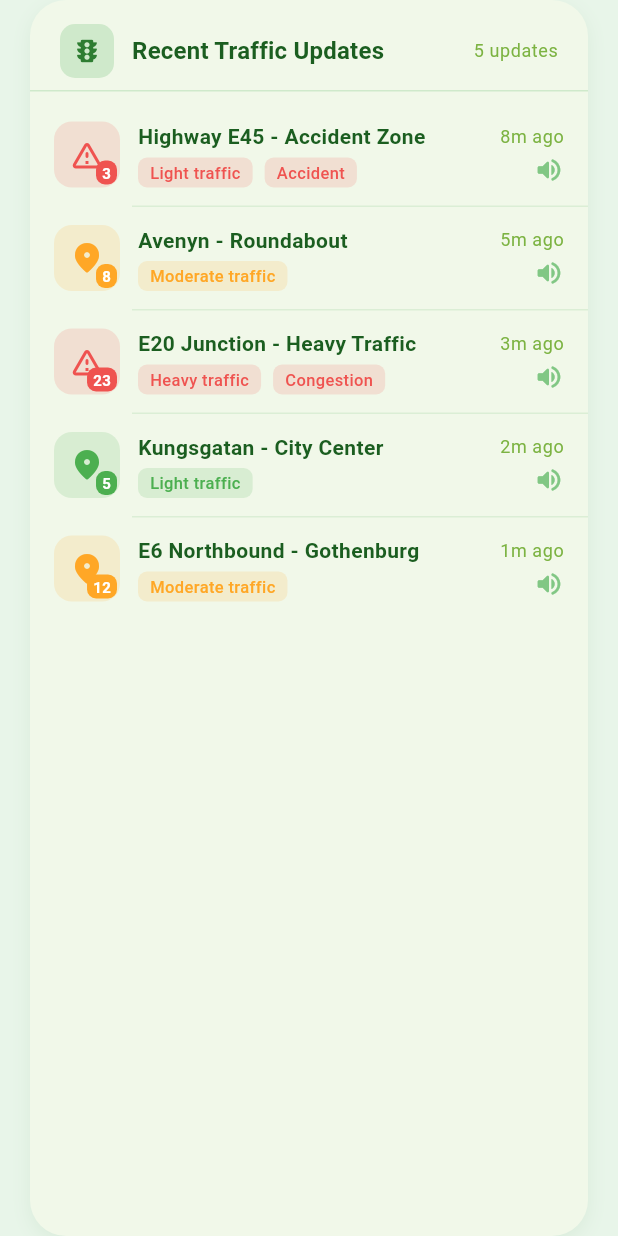
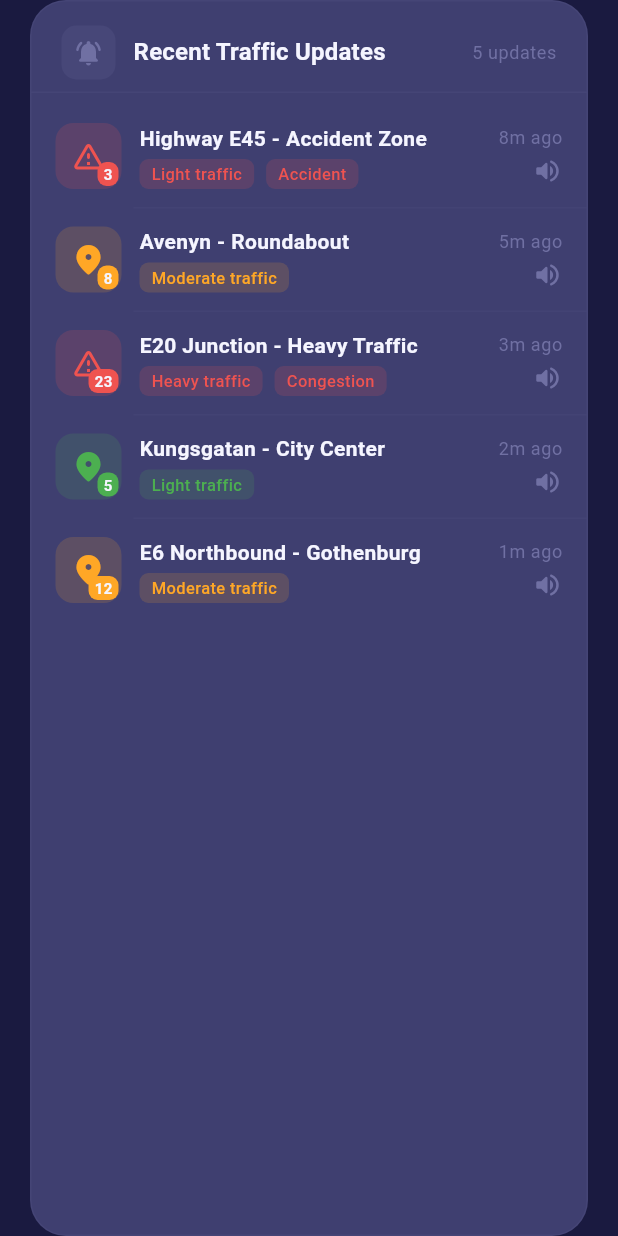
Before and after one commit to ekrlstd/cycleeffect, a Flutter app: the TrafficListCard widget shown alone on an empty page, opened directly, on a phone screen of 412 x 824 dp. Run offline on Flutter 3.47's test engine with Material 3 defaults, Android fonts, the phone set to English and light mode, and no system bars; our stand-ins replace flutter_map, flutter_tts, geolocator, latlong2; accounts and stored records are empty; network calls fail.

Commit message:
ui: remade color scheme and fix ui inconsistencies

```diff
--- a/lib/theme/app_theme.dart
+++ b/lib/theme/app_theme.dart
@@ -1,23 +1,23 @@
 import 'package:flutter/material.dart';
 
-/// App theme configuration using Material 3 with green color scheme.
+/// App theme configuration using Material 3 with dark purple color scheme.
 ///
-/// Implements a modern, expressive design with various shades of green
-/// for cards and UI elements.
+/// Implements a modern, sleek dark mode design with purple accents.
 class AppTheme {
   AppTheme._();
 
-  // Primary green color palette
-  static const Color primaryGreen = Color(0xFF2E7D32);
-  static const Color lightGreen = Color(0xFF81C784);
-  static const Color paleGreen = Color(0xFFE8F5E9);
-  static const Color darkGreen = Color(0xFF1B5E20);
+  // Dark purple color palette
+  static const Color backgroundDark = Color(0xFF1a1a40);
+  static const Color cardDark = Color(0xFF3f3f70);
+  static const Color accentPurple = Color(0xFF7070a3);
+  static const Color textLight = Color(0xFFd3d3e6);
+  static const Color textBright = Color(0xFFf5f5ff);
 
-  // Card colors with various green shades
-  static const Color cardBackground = Color(0xFFF1F8E9);
-  static const Color cardBackgroundAlt = Color(0xFFE8F5E9);
-  static const Color mapCardBackground = Color(0xFFDCEDC8);
-  static const Color waveformCardBackground = Color(0xFFC8E6C9);
+  // Card colors
+  static const Color cardBackground = Color(0xFF3f3f70);
+  static const Color cardBackgroundAlt = Color(0xFF2a2a50);
+  static const Color mapCardBackground = Color(0xFF3f3f70);
+  static const Color waveformCardBackground = Color(0xFF2a2a50);
 
   // Traffic severity colors
   static const Color trafficLow = Color(0xFF4CAF50);
@@ -25,27 +25,33 @@ class AppTheme {
   static const Color trafficHigh = Color(0xFFEF5350);
 
   // Text colors
-  static const Color textPrimary = Color(0xFF1B5E20);
-  static const Color textSecondary = Color(0xFF558B2F);
-  static const Color textMuted = Color(0xFF7CB342);
+  static const Color textPrimary = Color(0xFFf5f5ff);
+  static const Color textSecondary = Color(0xFFd3d3e6);
+  static const Color textMuted = Color(0xFF7070a3);
 
-  /// Creates the light theme for the app.
-  static ThemeData get lightTheme {
+  // Legacy aliases for compatibility
+  static const Color primaryGreen = accentPurple;
+  static const Color lightGreen = textLight;
+  static const Color paleGreen = backgroundDark;
+  static const Color darkGreen = backgroundDark;
+
+  /// Creates the dark theme for the app.
+  static ThemeData get darkTheme {
     final colorScheme = ColorScheme.fromSeed(
-      seedColor: primaryGreen,
-      brightness: Brightness.light,
-      primary: primaryGreen,
-      secondary: lightGreen,
-      surface: Colors.white,
-      onPrimary: Colors.white,
-      onSecondary: darkGreen,
+      seedColor: accentPurple,
+      brightness: Brightness.dark,
+      primary: accentPurple,
+      secondary: textLight,
+      surface: cardDark,
+      onPrimary: textBright,
+      onSecondary: backgroundDark,
       onSurface: textPrimary,
     );
 
     return ThemeData(
       useMaterial3: true,
       colorScheme: colorScheme,
-      scaffoldBackgroundColor: paleGreen,
+      scaffoldBackgroundColor: backgroundDark,
 
       // AppBar theme
       appBarTheme: AppBarTheme(
@@ -57,7 +63,7 @@ class AppTheme {
           fontSize: 24,
           fontWeight: FontWeight.bold,
         ),
-        iconTheme: IconThemeData(color: primaryGreen),
+        iconTheme: IconThemeData(color: accentPurple),
       ),
 
       // Card theme
@@ -103,11 +109,35 @@ class AppTheme {
 
       // Icon theme
       iconTheme: IconThemeData(
-        color: primaryGreen,
+        color: accentPurple,
         size: 24,
+      ),
+
+      // Floating action button
+      floatingActionButtonTheme: FloatingActionButtonThemeData(
+        backgroundColor: accentPurple,
+        foregroundColor: textBright,
+      ),
+
+      // Snackbar theme
+      snackBarTheme: SnackBarThemeData(
+        backgroundColor: cardDark,
+        contentTextStyle: TextStyle(color: textPrimary),
+        shape: RoundedRectangleBorder(
+          borderRadius: BorderRadius.circular(10),
+        ),
+      ),
+
+      // Divider theme
+      dividerTheme: DividerThemeData(
+        color: accentPurple.withAlpha(50),
+        thickness: 1,
       ),
     );
   }
+
+  // Alias for backward compatibility
+  static ThemeData get lightTheme => darkTheme;
 
   /// Returns the appropriate color for a traffic severity level.
   static Color colorForSeverity(String severity) {
--- a/lib/widgets/traffic_list_card.dart
+++ b/lib/widgets/traffic_list_card.dart
@@ -21,15 +21,12 @@ class TrafficListCard extends StatelessWidget {
         return Container(
           margin: const EdgeInsets.symmetric(horizontal: 20),
           decoration: BoxDecoration(
-            color: AppTheme.cardBackground,
+            color: AppTheme.cardDark,
             borderRadius: BorderRadius.circular(24),
-            boxShadow: [
-              BoxShadow(
-                color: AppTheme.primaryGreen.withOpacity(0.08),
-                blurRadius: 10,
-                offset: const Offset(0, 4),
-              ),
-            ],
+            border: Border.all(
+              color: AppTheme.accentPurple.withAlpha(30),
+              width: 1,
+            ),
           ),
           child: Column(
             crossAxisAlignment: CrossAxisAlignment.start,
@@ -42,13 +39,13 @@ class TrafficListCard extends StatelessWidget {
                     Container(
                       padding: const EdgeInsets.all(8),
                       decoration: BoxDecoration(
-                        color: AppTheme.lightGreen.withOpacity(0.3),
+                        color: AppTheme.accentPurple.withAlpha(40),
                         borderRadius: BorderRadius.circular(10),
                       ),
                       child: const Icon(
-                        Icons.traffic_rounded,
+                        Icons.notifications_active_rounded,
                         size: 20,
-                        color: AppTheme.primaryGreen,
+                        color: AppTheme.accentPurple,
                       ),
                     ),
                     const SizedBox(width: 12),
@@ -56,7 +53,7 @@ class TrafficListCard extends StatelessWidget {
                       'Recent Traffic Updates',
                       style: Theme.of(context).textTheme.titleMedium?.copyWith(
                             fontWeight: FontWeight.w600,
-                            color: AppTheme.textPrimary,
+                            color: AppTheme.textBright,
                           ),
                     ),
                     const Spacer(),
@@ -71,7 +68,7 @@ class TrafficListCard extends StatelessWidget {
               ),
               // Divider
               Divider(
-                color: AppTheme.lightGreen.withOpacity(0.3),
+                color: AppTheme.accentPurple.withAlpha(30),
                 height: 1,
               ),
               // List
@@ -84,7 +81,7 @@ class TrafficListCard extends StatelessWidget {
                   padding: const EdgeInsets.symmetric(vertical: 8),
                   itemCount: updates.length,
                   separatorBuilder: (context, index) => Divider(
-                    color: AppTheme.lightGreen.withOpacity(0.2),
+                    color: AppTheme.accentPurple.withAlpha(20),
                     height: 1,
                     indent: 68,
                   ),
@@ -111,20 +108,20 @@ class TrafficListCard extends StatelessWidget {
             Icon(
               Icons.search_off_rounded,
               size: 48,
-              color: AppTheme.textMuted.withOpacity(0.5),
+              color: AppTheme.textMuted.withAlpha(128),
             ),
             const SizedBox(height: 12),
             Text(
               'No traffic updates yet',
               style: Theme.of(context).textTheme.bodyMedium?.copyWith(
-                    color: AppTheme.textMuted,
+                    color: AppTheme.textSecondary,
                   ),
             ),
             const SizedBox(height: 4),
             Text(
               'Updates will appear as you drive',
               style: Theme.of(context).textTheme.bodySmall?.copyWith(
-                    color: AppTheme.textMuted.withOpacity(0.7),
+                    color: AppTheme.textMuted,
                   ),
             ),
           ],
@@ -188,7 +185,7 @@ class _TrafficUpdateTile extends StatelessWidget {
               width: 44,
               height: 44,
               decoration: BoxDecoration(
-                color: severityColor.withOpacity(0.15),
+                color: severityColor.withAlpha(40),
                 borderRadius: BorderRadius.circular(12),
               ),
               child: Stack(
@@ -217,7 +214,7 @@ class _TrafficUpdateTile extends StatelessWidget {
                       child: Text(
                         '${update.vehicleCount}',
                         style: const TextStyle(
-                          color: Colors.white,
+                          color: AppTheme.textBright,
                           fontSize: 10,
                           fontWeight: FontWeight.bold,
                         ),
@@ -237,7 +234,7 @@ class _TrafficUpdateTile extends StatelessWidget {
                     update.location,
                     style: Theme.of(context).textTheme.bodyMedium?.copyWith(
                           fontWeight: FontWeight.w600,
-                          color: AppTheme.textPrimary,
+                          color: AppTheme.textBright,
                         ),
                     maxLines: 1,
                     overflow: TextOverflow.ellipsis,
@@ -275,7 +272,7 @@ class _TrafficUpdateTile extends StatelessWidget {
                 Icon(
                   Icons.volume_up_rounded,
                   size: 20,
-                  color: AppTheme.lightGreen,
+                  color: AppTheme.accentPurple,
                 ),
               ],
             ),
@@ -289,7 +286,7 @@ class _TrafficUpdateTile extends StatelessWidget {
     return Container(
       padding: const EdgeInsets.symmetric(horizontal: 8, vertical: 2),
       decoration: BoxDecoration(
-        color: color.withOpacity(0.15),
+        color: color.withAlpha(40),
         borderRadius: BorderRadius.circular(6),
       ),
       child: Text(
```
Also changed, not shown: lib/main.dart (+13 -13 lines), lib/widgets/map_card.dart (+26 -23 lines), lib/widgets/waveform_card.dart (+29 -30 lines), lib/widgets/welcome_header.dart (+6 -26 lines).
